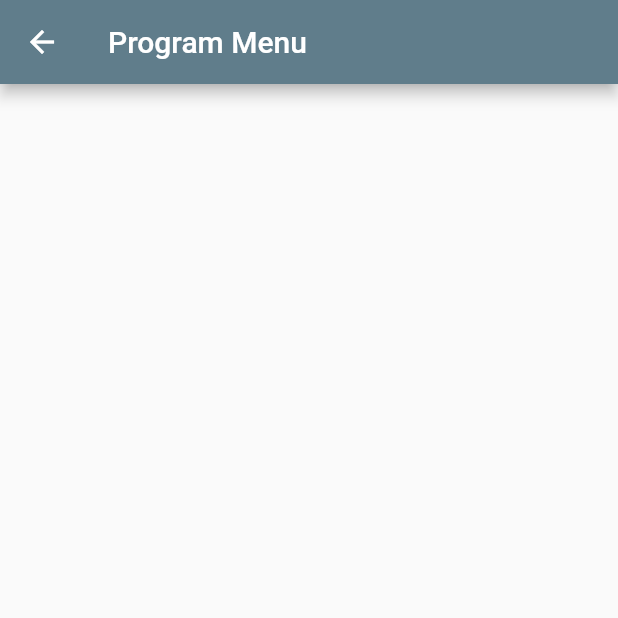
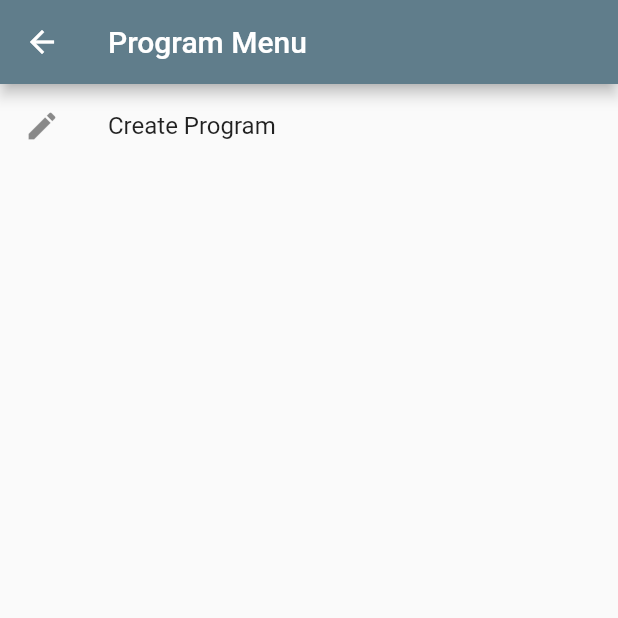
Before and after one commit to smolgeat/gainz-log, a Flutter app: the ProgramMenu screen opened by its route, on a phone screen of 412 x 824 dp, the top half of it. Run offline on Flutter 3.47's test engine with Material 2 defaults, Android fonts, the phone set to English and light mode, and no system bars.

```diff
--- a/gainz_log/lib/main.dart
+++ b/gainz_log/lib/main.dart
@@ -124,8 +124,19 @@ class ProgramMenu extends StatelessWidget{
   {
     return Scaffold(
       appBar: AppBar(
-        title:Text('Program Menu'),
+      title:Text('Program Menu'),
         ),
+      body:ListView(
+        children: <Widget>[
+          ListTile(
+            onTap:(){
+
+            },
+            leading:Icon(Icons.edit),
+            title:Text('Create Program')
+          )
+        ],
+        )
 
     );
   }
```
Also changed, not shown: 1 other file.
